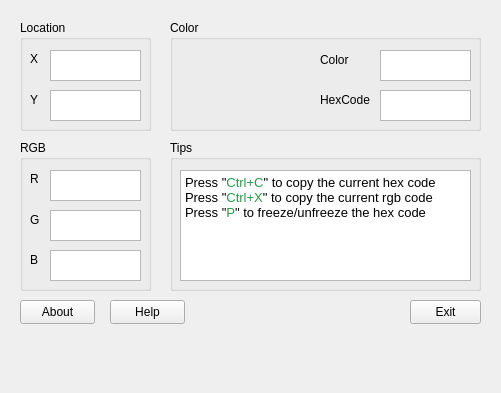
gdarko/ColorPicker, file src/mainwindow.ui: the form before one commit.
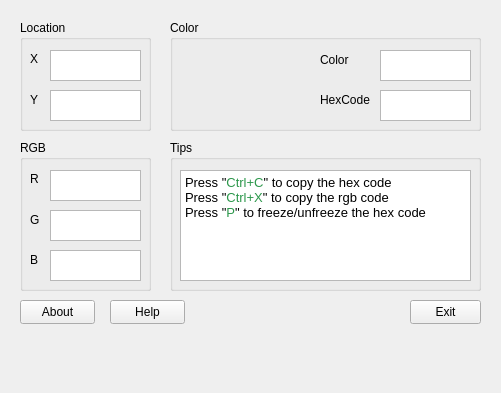
The form after the commit. Icons and pictures are not drawn.

What changed in the file:
```diff
--- a/src/mainwindow.ui
+++ b/src/mainwindow.ui
@@ -312,8 +312,8 @@
 p, li { white-space: pre-wrap; }
 hr { height: 1px; border-width: 0; }
 &lt;/style&gt;&lt;/head&gt;&lt;body style=&quot; font-family:'Segoe UI'; font-size:9pt; font-weight:400; font-style:normal;&quot;&gt;
-&lt;p style=&quot; margin-top:0px; margin-bottom:0px; margin-left:0px; margin-right:0px; -qt-block-indent:0; text-indent:0px;&quot;&gt;&lt;span style=&quot; font-size:9.75pt;&quot;&gt;Press &amp;quot;&lt;/span&gt;&lt;span style=&quot; font-size:9.75pt; color:#2c974b;&quot;&gt;Ctrl+C&lt;/span&gt;&lt;span style=&quot; font-size:9.75pt;&quot;&gt;&amp;quot; to copy the current hex code&lt;/span&gt;&lt;/p&gt;
-&lt;p style=&quot; margin-top:0px; margin-bottom:0px; margin-left:0px; margin-right:0px; -qt-block-indent:0; text-indent:0px;&quot;&gt;&lt;span style=&quot; font-size:9.75pt;&quot;&gt;Press &amp;quot;&lt;/span&gt;&lt;span style=&quot; font-size:9.75pt; color:#2c974b;&quot;&gt;Ctrl+X&lt;/span&gt;&lt;span style=&quot; font-size:9.75pt;&quot;&gt;&amp;quot; to copy the current rgb code&lt;/span&gt;&lt;/p&gt;
+&lt;p style=&quot; margin-top:0px; margin-bottom:0px; margin-left:0px; margin-right:0px; -qt-block-indent:0; text-indent:0px;&quot;&gt;&lt;span style=&quot; font-size:9.75pt;&quot;&gt;Press &amp;quot;&lt;/span&gt;&lt;span style=&quot; font-size:9.75pt; color:#2c974b;&quot;&gt;Ctrl+C&lt;/span&gt;&lt;span style=&quot; font-size:9.75pt;&quot;&gt;&amp;quot; to copy the hex code&lt;/span&gt;&lt;/p&gt;
+&lt;p style=&quot; margin-top:0px; margin-bottom:0px; margin-left:0px; margin-right:0px; -qt-block-indent:0; text-indent:0px;&quot;&gt;&lt;span style=&quot; font-size:9.75pt;&quot;&gt;Press &amp;quot;&lt;/span&gt;&lt;span style=&quot; font-size:9.75pt; color:#2c974b;&quot;&gt;Ctrl+X&lt;/span&gt;&lt;span style=&quot; font-size:9.75pt;&quot;&gt;&amp;quot; to copy the rgb code&lt;/span&gt;&lt;/p&gt;
 &lt;p style=&quot; margin-top:0px; margin-bottom:0px; margin-left:0px; margin-right:0px; -qt-block-indent:0; text-indent:0px;&quot;&gt;&lt;span style=&quot; font-size:9.75pt;&quot;&gt;Press &amp;quot;&lt;/span&gt;&lt;span style=&quot; font-size:9.75pt; color:#2c974b;&quot;&gt;P&lt;/span&gt;&lt;span style=&quot; font-size:9.75pt;&quot;&gt;&amp;quot; to freeze/unfreeze the hex code&lt;/span&gt;&lt;/p&gt;
 &lt;p style=&quot;-qt-paragraph-type:empty; margin-top:0px; margin-bottom:0px; margin-left:0px; margin-right:0px; -qt-block-indent:0; text-indent:0px; font-size:9.75pt;&quot;&gt;&lt;br /&gt;&lt;/p&gt;&lt;/body&gt;&lt;/html&gt;</string>
      </property>
```
